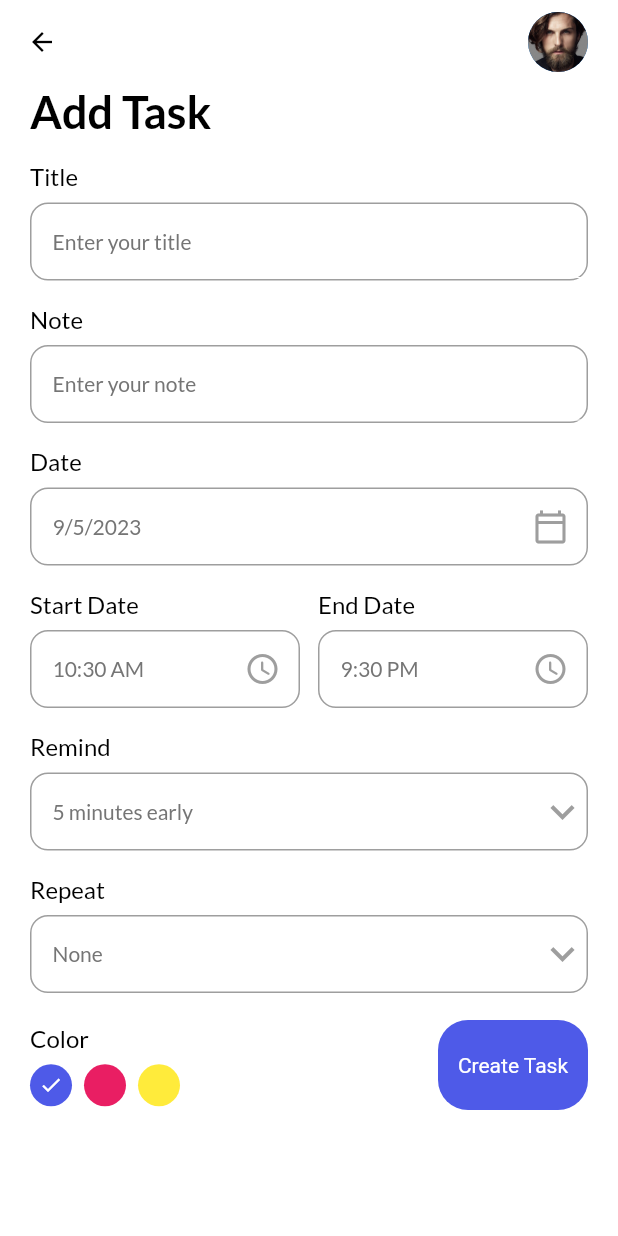
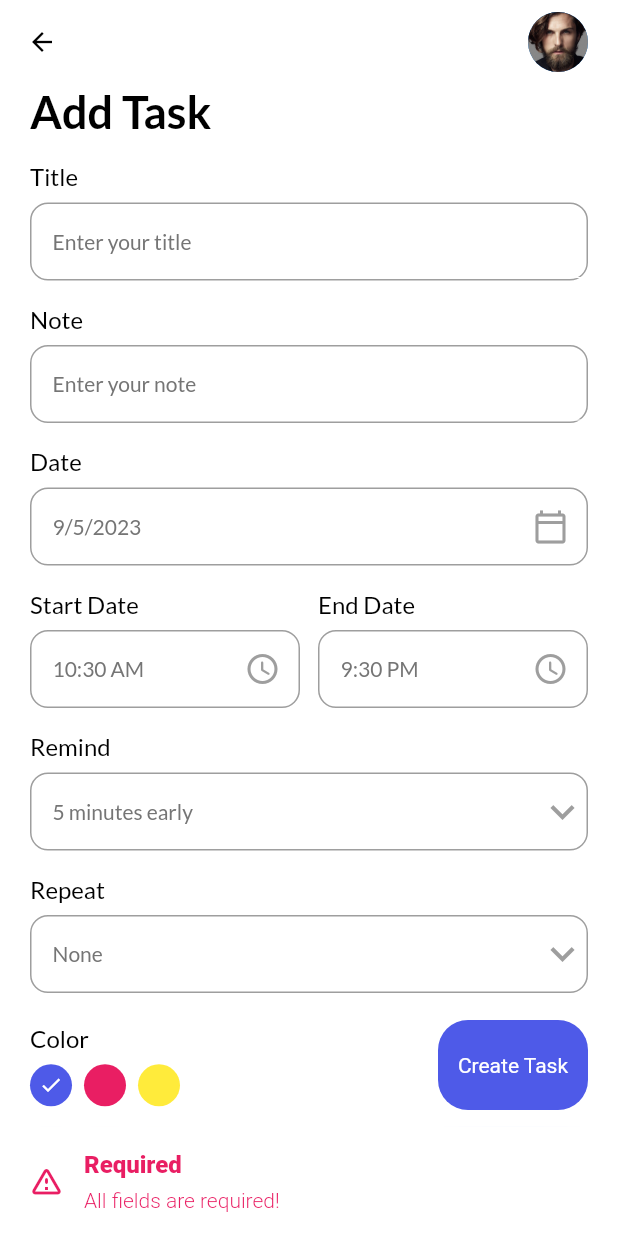
Before and after one commit to caonguyen21/TodoApp, a Flutter app: the AddTaskPage screen opened directly, after a tap on "Create Task", on a phone screen of 412 x 824 dp. Run offline on Flutter 3.47's test engine with Material 2 defaults, Android fonts, the light colour scheme and no system bars; our stand-ins replace date_picker_timeline, flutter_local_notifications, get, get_storage, google_fonts, sqflite; accounts and stored records are empty.

Commit message:
added model, database using sqflite

```diff
--- /dev/null
+++ b/lib/controllers/task_controller.dart
@@ -0,0 +1,15 @@
+import 'package:flutter_to_do_app/db/db_helper.dart';
+import 'package:get/get.dart';
+
+import '../models/task.dart';
+
+class TaskController extends GetxController {
+  @override
+  void onReady() {
+    super.onReady();
+  }
+
+  Future<int> addTask({Task? task}) async {
+     return await DBHelper.insert(task);
+  }
+}
--- a/lib/main.dart
+++ b/lib/main.dart
@@ -1,4 +1,5 @@
 import 'package:flutter/material.dart';
+import 'package:flutter_to_do_app/db/db_helper.dart';
 import 'package:flutter_to_do_app/services/theme_services.dart';
 import 'package:flutter_to_do_app/ui/home_page.dart';
 import 'package:flutter_to_do_app/ui/theme.dart';
@@ -7,6 +8,7 @@ import 'package:get_storage/get_storage.dart';
 
 Future<void> main() async {
   WidgetsFlutterBinding.ensureInitialized();
+  await DBHelper.initDb();
   await GetStorage.init();
   runApp(const MyApp());
 }
--- /dev/null
+++ b/lib/models/task.dart
@@ -0,0 +1,53 @@
+class Task {
+  int? id;
+  String? title;
+  String? note;
+  int? isCompleted;
+  String? date;
+  String? startTime;
+  String? endTime;
+  int? color;
+  int? remind;
+  String? repeat;
+
+  Task(
+      {this.id,
+      this.title,
+      this.note,
+      this.isCompleted,
+      this.date,
+      this.startTime,
+      this.endTime,
+      this.color,
+      this.remind,
+      this.repeat});
+
+  Task.fromJson(Map<String, dynamic> json) {
+    id = json['id'];
+    title = json['title'];
+    note = json['note'];
+    isCompleted = json['isCompleted'];
+    date = json['date'];
+    startTime = json['startTime'];
+    endTime = json['endTime'];
+    color = json['color'];
+    remind = json['remind'];
+    repeat = json['repeat'];
+  }
+
+  Map<String, dynamic> toJson() {
+    final Map<String, dynamic> data = {
+      'id': id,
+      'title': title,
+      'note': note,
+      'isCompleted': isCompleted,
+      'date': date,
+      'startTime': startTime,
+      'endTime': endTime,
+      'color': color,
+      'remind': remind,
+      'repeat': repeat,
+    };
+    return data;
+  }
+}
--- a/lib/ui/add_task_bar.dart
+++ b/lib/ui/add_task_bar.dart
@@ -1,4 +1,6 @@
 import 'package:flutter/material.dart';
+import 'package:flutter_to_do_app/controllers/task_controller.dart';
+import 'package:flutter_to_do_app/models/task.dart';
 import 'package:flutter_to_do_app/ui/theme.dart';
 import 'package:flutter_to_do_app/ui/widgets/button.dart';
 import 'package:flutter_to_do_app/ui/widgets/input_field.dart';
@@ -15,6 +17,9 @@ class AddTaskPage extends StatefulWidget {
 }
 
 class _AddTaskPageState extends State<AddTaskPage> {
+  final TaskController _taskController = Get.put(TaskController());
+  final TextEditingController _titleController = TextEditingController();
+  final TextEditingController _noteController = TextEditingController();
   DateTime _selectedDate = DateTime.now();
   String _endTime = "9:30 PM";
   String _startTime = DateFormat("hh:mm a").format(DateTime.now()).toString();
@@ -39,8 +44,16 @@ class _AddTaskPageState extends State<AddTaskPage> {
                 "Add Task",
                 style: HeadingStyle,
               ),
-              const MyInputField(title: "Title", hint: "Enter your title"),
-              const MyInputField(title: "Note", hint: "Enter your note"),
+              MyInputField(
+                title: "Title",
+                hint: "Enter your title",
+                controller: _titleController,
+              ),
+              MyInputField(
+                title: "Note",
+                hint: "Enter your note",
+                controller: _noteController,
+              ),
               MyInputField(
                 title: "Date",
                 hint: DateFormat.yMd().format(_selectedDate),
@@ -149,7 +162,11 @@ class _AddTaskPageState extends State<AddTaskPage> {
                 crossAxisAlignment: CrossAxisAlignment.center,
                 children: [
                   _colorPalette(),
-                  MyButton(label: "Create Task", onTap: () {})
+                  MyButton(
+                      label: "Create Task",
+                      onTap: () {
+                        _validateData();
+                      })
                 ],
               )
             ],
@@ -157,6 +174,21 @@ class _AddTaskPageState extends State<AddTaskPage> {
         ),
       ),
     );
+  }
+
+  _validateData() {
+    if (_titleController.text.isNotEmpty && _noteController.text.isNotEmpty)
+      _addTaskToDb();
+    else if (_titleController.text.isEmpty || _noteController.text.isEmpty) {
+      Get.snackbar("Required", "All fields are required!",
+          snackPosition: SnackPosition.BOTTOM,
+          backgroundColor: Colors.white,
+          colorText: Colors.pink,
+          icon: const Icon(
+            Icons.warning_amber_rounded,
+            color: Colors.pink,
+          ));
+    }
   }
 
   _colorPalette() {
@@ -265,4 +297,19 @@ class _AddTaskPageState extends State<AddTaskPage> {
             hour: int.parse(_startTime.split(":")[0]),
             minute: int.parse(_startTime.split(":")[1].split(" ")[0])));
   }
+
+  _addTaskToDb() async {
+    int value = await _taskController.addTask(
+        task: Task(
+            note: _noteController.text,
+            title: _titleController.text,
+            date: DateFormat.yMd().format(_selectedDate),
+            startTime: _startTime,
+            endTime: _endTime,
+            remind: _selectedRemind,
+            repeat: _selectedRepeat,
+            color: _selectedColor,
+            isCompleted: 0));
+    print("data" + "$value");
+  }
 }
--- a/lib/ui/home_page.dart
+++ b/lib/ui/home_page.dart
@@ -33,6 +33,7 @@ class _HomePageState extends State<HomePage> {
   Widget build(BuildContext context) {
     return Scaffold(
         appBar: _appBar(),
+        backgroundColor: context.theme.backgroundColor,
         body: Column(
           children: [_addTaskBar(), _addDateBar()],
         ));
--- a/pubspec.yaml
+++ b/pubspec.yaml
@@ -43,6 +43,7 @@ dependencies:
   flutter_local_notifications:
   flutter_native_timezone:
   permission_handler:
+  sqflite:
 dev_dependencies:
   flutter_test:
     sdk: flutter
```
Also changed, not shown: lib/db/db_helper.dart (added, +49 -0 lines), pubspec.lock, 1 other file.
